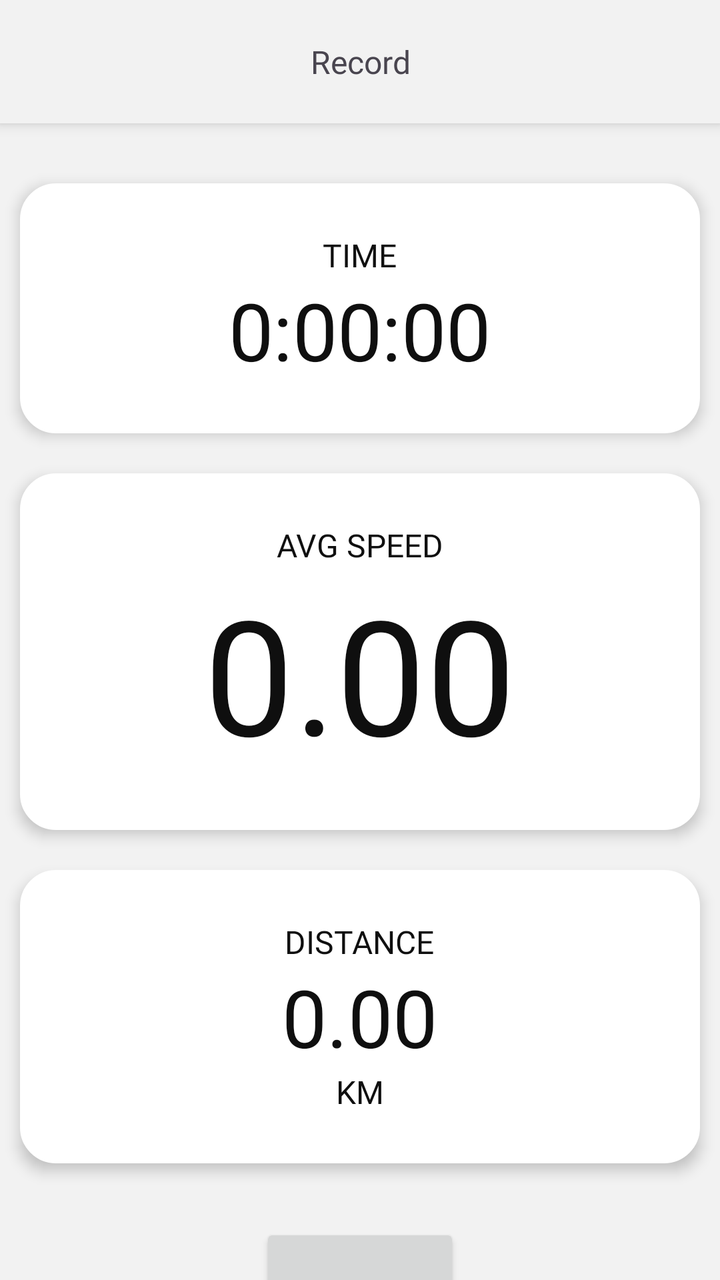
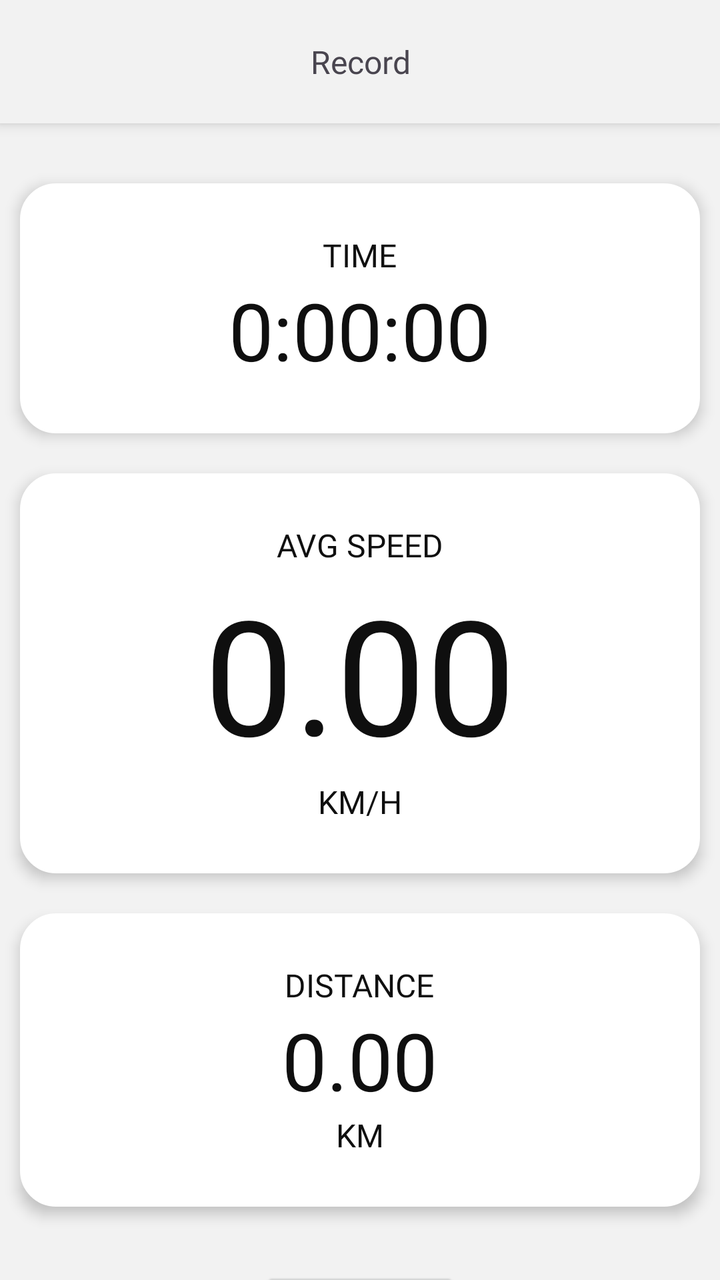

An Android layout rendered at two revisions. The XML below is the earlier revision; the diff shows what the commit changed to produce the second picture.
<!-- AndroidManifest.xml: application theme Theme.StepSync -->
<!-- res/layout/fragment_record.xml -->
<?xml version="1.0" encoding="utf-8"?>
<LinearLayout xmlns:android="http://schemas.android.com/apk/res/android"
    xmlns:app="http://schemas.android.com/apk/res-auto"
    android:orientation="vertical"
    android:layout_width="match_parent"
    android:layout_height="match_parent"
    android:background="@drawable/gradient_drawable">

    <LinearLayout
        android:layout_width="match_parent"
        android:layout_height="wrap_content"
        android:layout_gravity="center"
        android:orientation="horizontal"
        android:padding="20sp"
        android:background="@drawable/header_drawable"
        android:layout_marginBottom="20sp"
        android:elevation="4sp">

        <TextView
            android:layout_width="match_parent"
            android:layout_height="wrap_content"
            android:text="Record"
            android:textSize="16sp"
            android:fontFamily="@font/f42dotsans_extrabold"
            android:textAlignment="center" />
    </LinearLayout>

    <LinearLayout
        android:layout_width="match_parent"
        android:layout_height="wrap_content"
        android:orientation="vertical"
        android:layout_margin="10sp"
        android:layout_gravity="center"
        android:paddingVertical="25sp"
        android:background="@drawable/placeholder_drawable"
        android:elevation="4sp">

        <TextView
            android:fontFamily="@font/f42dotsans_regular"

            android:layout_width="wrap_content"
            android:layout_height="wrap_content"
            android:text="TIME"
            android:textColor="#0f0f0f"
            android:elevation="4sp"
            android:layout_gravity="center"
            android:textSize="16sp" />

        <TextView
            android:id="@+id/text_time"
            android:fontFamily="@font/f42dotsans_extrabold"
            android:layout_width="wrap_content"
            android:layout_height="wrap_content"
            android:text="0:00:00"
            android:textColor="#0f0f0f"
            android:elevation="4sp"
            android:layout_gravity="center"
            android:textSize="40sp" />

    </LinearLayout>

    <LinearLayout
        android:layout_width="match_parent"
        android:layout_height="wrap_content"
        android:orientation="vertical"
        android:layout_margin="10sp"
        android:layout_gravity="center"
        android:paddingVertical="25sp"
        android:background="@drawable/placeholder_drawable"
        android:elevation="4sp">

        <TextView
            android:fontFamily="@font/f42dotsans_regular"
            android:layout_width="wrap_content"
            android:layout_height="wrap_content"
            android:text="AVG SPEED"
            android:textColor="#0f0f0f"
            android:elevation="4sp"
            android:layout_gravity="center"
            android:textSize="16sp" />

        <TextView
            android:id="@+id/text_avgspeed"
            android:fontFamily="@font/f42dotsans_extrabold"
            android:layout_width="wrap_content"
            android:layout_height="wrap_content"
            android:text="0.00"
            android:textColor="#0f0f0f"
            android:elevation="4sp"
            android:layout_gravity="center"
            android:textSize="80sp" />

    </LinearLayout>

    <LinearLayout
        android:layout_width="match_parent"
        android:layout_height="wrap_content"
        android:orientation="vertical"
        android:layout_margin="10sp"
        android:layout_gravity="center"
        android:paddingVertical="25sp"
        android:background="@drawable/placeholder_drawable"
        android:elevation="4sp">

        <TextView
            android:fontFamily="@font/f42dotsans_regular"
            android:layout_width="wrap_content"
            android:layout_height="wrap_content"
            android:text="DISTANCE"
            android:textColor="#0f0f0f"
            android:elevation="4sp"
            android:layout_gravity="center"
            android:textSize="16sp" />

        <TextView
            android:id="@+id/text_distance"
            android:fontFamily="@font/f42dotsans_extrabold"
            android:layout_width="wrap_content"
            android:layout_height="wrap_content"
            android:text="0.00"
            android:textColor="#0f0f0f"
            android:elevation="4sp"
            android:layout_gravity="center"
            android:textSize="40sp" />

        <TextView
            android:fontFamily="@font/f42dotsans_regular"
            android:layout_width="wrap_content"
            android:layout_height="wrap_content"
            android:text="KM"
            android:textColor="#0f0f0f"
            android:elevation="4sp"
            android:layout_gravity="center"
            android:textSize="16sp" />

    </LinearLayout>

    <Button
        android:id="@+id/button_record"
        android:layout_marginVertical="20dp"
        android:layout_width="100dp"
        android:layout_height="80dp"
        android:layout_gravity="center"
        android:text="START"/>

    <Space
        android:layout_width="0sp"
        android:layout_height="0sp"
        android:layout_weight="1" />


</LinearLayout>
<!-- resources referenced by this layout -->
<resources>
  <!-- drawable gradient_drawable (drawable) -->
  <?xml version = "1.0" encoding = "utf-8" ?>
  <shape
      android:shape = "rectangle"
      xmlns:android = "http://schemas.android.com/apk/res/android" >
  
      <gradient
          android:startColor = "#F2F2F2"
          android:centerColor="#F2F2F2"
          android:endColor = "#F2F2F2"
          android:angle = "1"
          android:type = "linear"/>
  
  
  
  
  
  
  
  </shape>
  <!-- drawable header_drawable (drawable) -->
  <?xml version="1.0" encoding="UTF-8"?>
  <shape xmlns:android="http://schemas.android.com/apk/res/android">
  
      <stroke android:width="4dp"
          android:color="#f2f2f2"/>
  
      <solid android:color="#f2f2f2"/>
  
      <padding android:left="1dp"
          android:top="1dp"
          android:right="1dp"
          android:bottom="1dp"/>
  </shape>
  <!-- drawable placeholder_drawable (drawable) -->
  <?xml version="1.0" encoding="UTF-8"?>
  <shape xmlns:android="http://schemas.android.com/apk/res/android">
  
      <stroke android:width="4dp"
          android:color="#ffffff"/>
  
      <solid android:color="#ffffff"/>
  
      <padding android:left="1dp"
          android:top="1dp"
          android:right="1dp"
          android:bottom="1dp"/>
  
      <corners android:radius="16dp" />
  </shape>
  <style name="Theme.StepSync" parent="android:Theme.Material.Light.NoActionBar" />
</resources>

<!-- the commit's change to res/layout/fragment_record.xml (unified diff, before → after) -->
@@ -89,7 +89,15 @@
             android:elevation="4sp"
             android:layout_gravity="center"
             android:textSize="80sp" />
-
+        <TextView
+            android:fontFamily="@font/f42dotsans_regular"
+            android:layout_width="wrap_content"
+            android:layout_height="wrap_content"
+            android:text="KM/H"
+            android:textColor="#0f0f0f"
+            android:elevation="4sp"
+            android:layout_gravity="center"
+            android:textSize="16sp" />
     </LinearLayout>
 
     <LinearLayout
